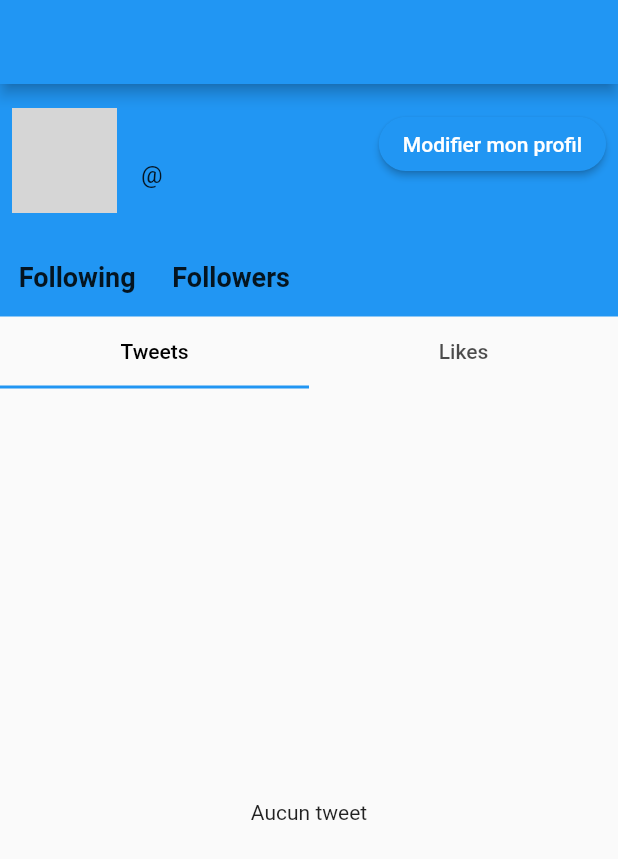
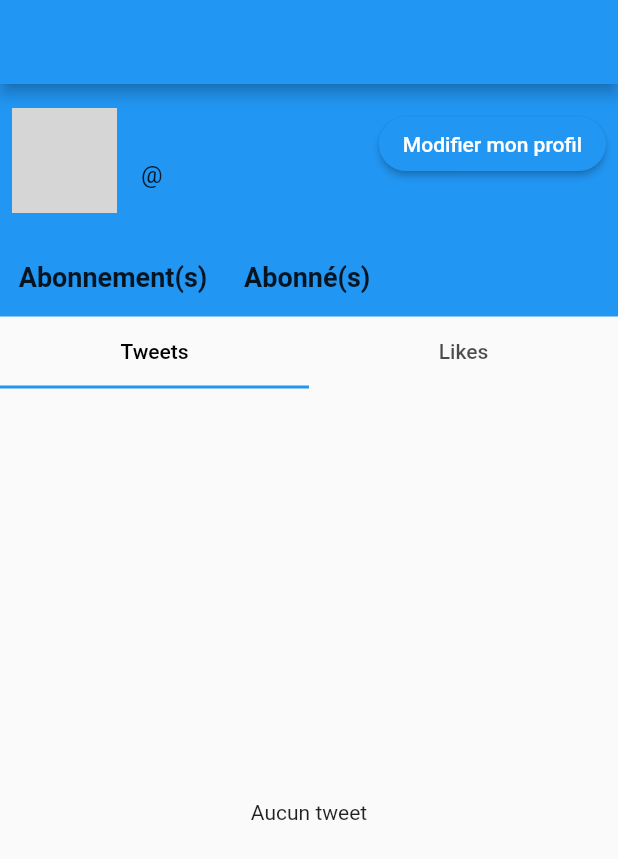
Before and after one commit to Anoulacks/esgi_tweet, a Flutter app: the ProfileScreen screen opened directly, on a phone screen of 412 x 824 dp. Shown: the top 859 px of the screen. Run offline on Flutter 3.47's test engine with Material 2 defaults, Android fonts, the phone set to English and light mode, and no system bars; our stand-ins replace bloc, cloud_firestore, firebase_auth, firebase_core, firebase_crashlytics, firebase_storage and 4 more; accounts and stored records are empty; grey boxes are pictures that could not be loaded.

Commit message:
rename followers followings

```diff
--- a/lib/screens/profile/profile_screen.dart
+++ b/lib/screens/profile/profile_screen.dart
@@ -135,10 +135,10 @@ class _ProfileScreenState extends State<ProfileScreen> with SingleTickerProvider
                         children: [
                           GestureDetector(
                             onTap: () {
-                              _showUserList(state.user?.followings, "Following");
+                              _showUserList(state.user?.followings, "Abonnement(s)");
                             },
                             child: Text(
-                              '${state.user?.followings?.length.toString() ?? ''} Following',
+                              '${state.user?.followings?.length.toString() ?? ''} Abonnement(s)',
                               style: const TextStyle(
                                 fontWeight: FontWeight.bold,
                                 fontSize: 18,
@@ -148,10 +148,10 @@ class _ProfileScreenState extends State<ProfileScreen> with SingleTickerProvider
                           const SizedBox(width: 20),
                           GestureDetector(
                             onTap: () {
-                              _showUserList(state.user?.followers, "Followers");
+                              _showUserList(state.user?.followers, "Abonné(s)");
                             },
                             child: Text(
-                              '${state.user?.followers?.length.toString() ?? ''} Followers',
+                              '${state.user?.followers?.length.toString() ?? ''} Abonné(s)',
                               style: const TextStyle(
                                 fontWeight: FontWeight.bold,
                                 fontSize: 18,
--- a/lib/screens/profile/user_selected_profile_screen.dart
+++ b/lib/screens/profile/user_selected_profile_screen.dart
@@ -119,10 +119,10 @@ class _UserSelectedProfilePageState extends State<UserSelectedProfilePage> with
                       children: [
                         GestureDetector(
                           onTap: () {
-                            _showUserList(userApp.followings, "Abonnement");
+                            _showUserList(userApp.followings, "Abonnement(s)");
                           },
                           child: Text(
-                            '${userApp.followings?.length.toString() ?? ''} Abonnement',
+                            '${userApp.followings?.length.toString() ?? ''} Abonnement(s)',
                             style: const TextStyle(
                               fontWeight: FontWeight.bold,
                               fontSize: 18,
@@ -132,10 +132,10 @@ class _UserSelectedProfilePageState extends State<UserSelectedProfilePage> with
                         const SizedBox(width: 20),
                         GestureDetector(
                           onTap: () {
-                            _showUserList(userApp.followers, "Abonnés");
+                            _showUserList(userApp.followers, "Abonné(s)");
                           },
                           child: Text(
-                            '$counterFollowers Abonnés',
+                            '$counterFollowers Abonné(s)',
                             style: const TextStyle(
                               fontWeight: FontWeight.bold,
                               fontSize: 18,
```
